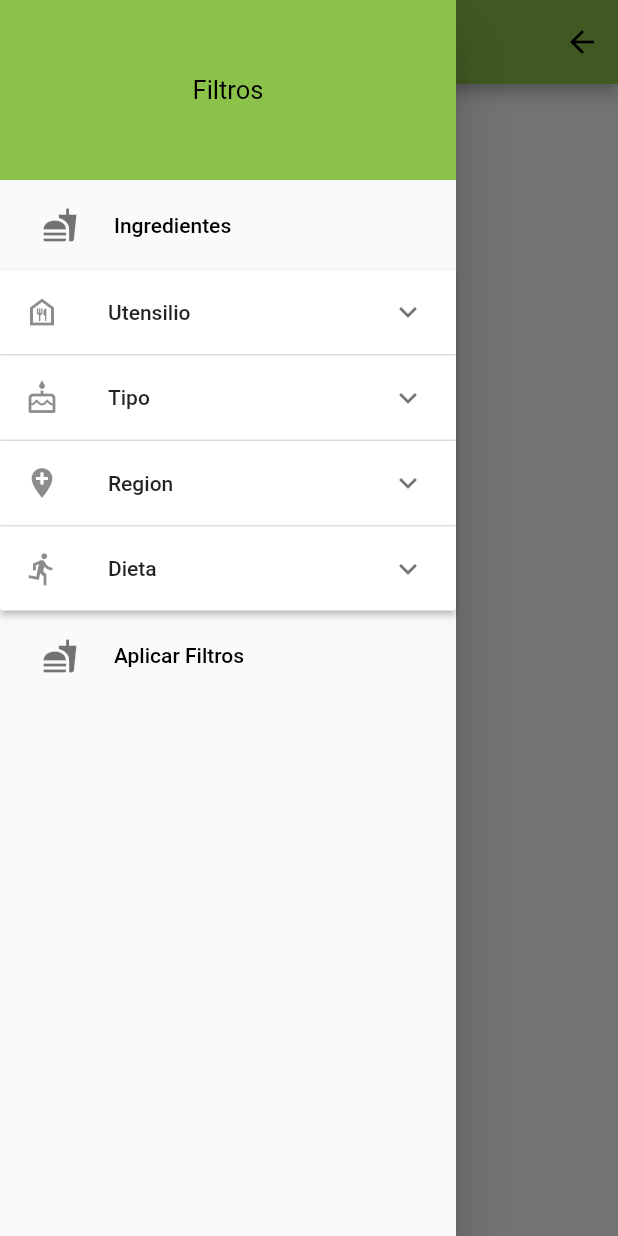
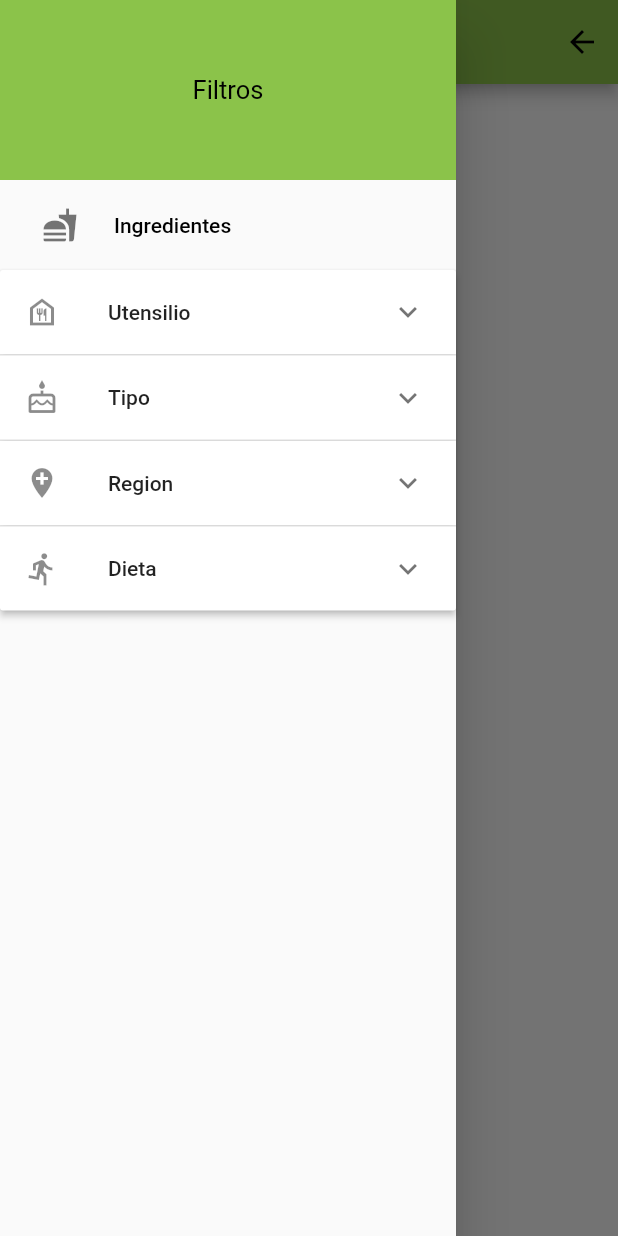
Before and after one commit to IngeSoft202110/FoodMaker, a Flutter app: the todaPagina screen opened directly, with the side drawer open, on a phone screen of 412 x 824 dp. Run offline on Flutter 3.47's test engine with Material 2 defaults, Android fonts, the phone set to English and light mode, and no system bars; our stand-ins replace graphql_flutter, hexcolor; missing offline and left inert: grouped_buttons; network calls fail.

```diff
--- a/Aplicacion/foodmakera/lib/Page2.dart
+++ b/Aplicacion/foodmakera/lib/Page2.dart
@@ -94,28 +94,6 @@ class estadoPagina extends State<todaPagina> {
               )),
         ),listadosDinamicos()
         , // Se llama a la funcion dinamica que crea las listas desplegables
-        SizedBox(
-          height: 60,
-          child: TextButton(
-              onPressed: () {
-                                //Llamar a la funcion que crea los etiquetas
-              },
-              child: Row(
-                children: <Widget>[
-                  SizedBox(
-                    width: 20,
-                  ),
-                  Icon(
-                    Icons.fastfood,
-                    color: Colors.black54,
-                  ),
-                  SizedBox(
-                    width: 24,
-                  ),
-                  Text('Aplicar Filtros', style: TextStyle(color: Colors.black))
-                ],
-              )),
-        )
       ])),
       body:bodyDinamico(),
     );
```
